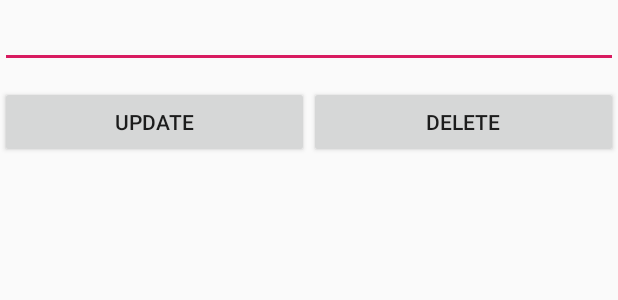
After one commit to rizzy786/ToDoList, an Android app: the layout popupview.xml on its own in the app's theme, with its tools: preview values and no code run, on a phone screen of 412 x 824 dp. The commit adds this screen. Shown: the top 300 px of the screen. Run offline under Robolectric (Android 15) with nearby library versions, the phone set to English and light mode, and no system bars.

Commit message:
create popup for update and delete buttons

```diff
--- a/app/src/main/java/com/example/todolist/MainActivity.java
+++ b/app/src/main/java/com/example/todolist/MainActivity.java
@@ -2,6 +2,7 @@ package com.example.todolist;
 
 import androidx.appcompat.app.AppCompatActivity;
 
+import android.app.Dialog;
 import android.content.res.Resources;
 import android.os.Bundle;
 import android.view.View;
@@ -10,6 +11,7 @@ import android.widget.ArrayAdapter;
 import android.widget.Button;
 import android.widget.EditText;
 import android.widget.ListView;
+import android.widget.TextView;
 import android.widget.Toast;
 
 import java.util.ArrayList;
@@ -26,6 +28,9 @@ public class MainActivity extends AppCompatActivity implements View.OnClickListe
 
     @Override
     protected void onCreate(Bundle savedInstanceState) {
+
+        /*call the super class onCreate to complete the
+            creation of activity with any state changes */
         super.onCreate(savedInstanceState);
         setContentView(R.layout.activity_main);
 
@@ -33,8 +38,9 @@ public class MainActivity extends AppCompatActivity implements View.OnClickListe
         btn = findViewById(R.id.add_btn);
         itemsList= findViewById(R.id.items_list);
 
+        /*read into mTodos array from strings.xml*/
+
         Resources res = getResources();
-
         ArrayList<String> mTodos = new ArrayList<String>();
         Collections.addAll(mTodos, res.getStringArray(R.array.todos));
 
@@ -42,7 +48,7 @@ public class MainActivity extends AppCompatActivity implements View.OnClickListe
         itemsList.setAdapter(adapter);
 
         btn.setOnClickListener(this);
-//        itemsList.setOnItemClickListener(this);
+        itemsList.setOnItemClickListener(this);
     }
 
     @Override
@@ -61,8 +67,13 @@ public class MainActivity extends AppCompatActivity implements View.OnClickListe
 
     @Override
     public void onItemClick(AdapterView<?> parent, View view, int position, long id) {
-        items.remove(position);
-        adapter.notifyDataSetChanged();
-        Toast.makeText(this, "Deleted", Toast.LENGTH_SHORT).show();
+        Dialog dialog = new Dialog(this);
+        dialog.setContentView(R.layout.popupview);
+
+        String value = (String)itemsList.getItemAtPosition( position );
+
+        EditText txt = (EditText)dialog.findViewById(R.id.popup_edit_text);
+        txt.setText(value);
+        dialog.show();
     }
 }
--- a/app/src/main/res/layout/activity_main.xml
+++ b/app/src/main/res/layout/activity_main.xml
@@ -1,4 +1,3 @@
-<?xml version="1.0" encoding="utf-8"?>
 <LinearLayout
     xmlns:android="http://schemas.android.com/apk/res/android"
     xmlns:app="http://schemas.android.com/apk/res-auto"
@@ -29,12 +28,7 @@
             android:layout_weight="1"
             android:layout_height="wrap_content"/>
 
-
     </LinearLayout>
-
-
-
-
 
     <ListView
         android:id="@+id/items_list"
@@ -42,5 +36,4 @@
         android:layout_width="match_parent"
         android:layout_height="wrap_content"/>
 
-
 </LinearLayout>
--- /dev/null
+++ b/app/src/main/res/layout/popupview.xml
@@ -0,0 +1,44 @@
+<?xml version="1.0" encoding="utf-8"?>
+<LinearLayout xmlns:android="http://schemas.android.com/apk/res/android"
+    android:orientation="vertical" android:layout_width="match_parent"
+    android:layout_height="match_parent">
+
+    <EditText
+        android:id="@+id/popup_edit_text"
+        android:layout_width="match_parent"
+        android:layout_height="wrap_content"/>
+
+    <LinearLayout
+        android:layout_width="match_parent"
+        android:layout_height="wrap_content"
+        android:layout_marginTop="12dp"
+        android:layout_marginBottom="12dp"
+        android:orientation="horizontal">
+
+        <Button
+            android:id="@+id/update_btn"
+            android:text="UPDATE"
+            android:layout_width="0dp"
+            android:layout_weight="1"
+            android:layout_height="wrap_content"/>
+
+        <Button
+            android:id="@+id/delete_btn"
+            android:text="DELETE"
+            android:layout_width="0dp"
+            android:layout_weight="1"
+            android:layout_height="wrap_content"/>
+
+    </LinearLayout>
+
+
+
+
+
+
+
+
+
+
+
+</LinearLayout>
```
